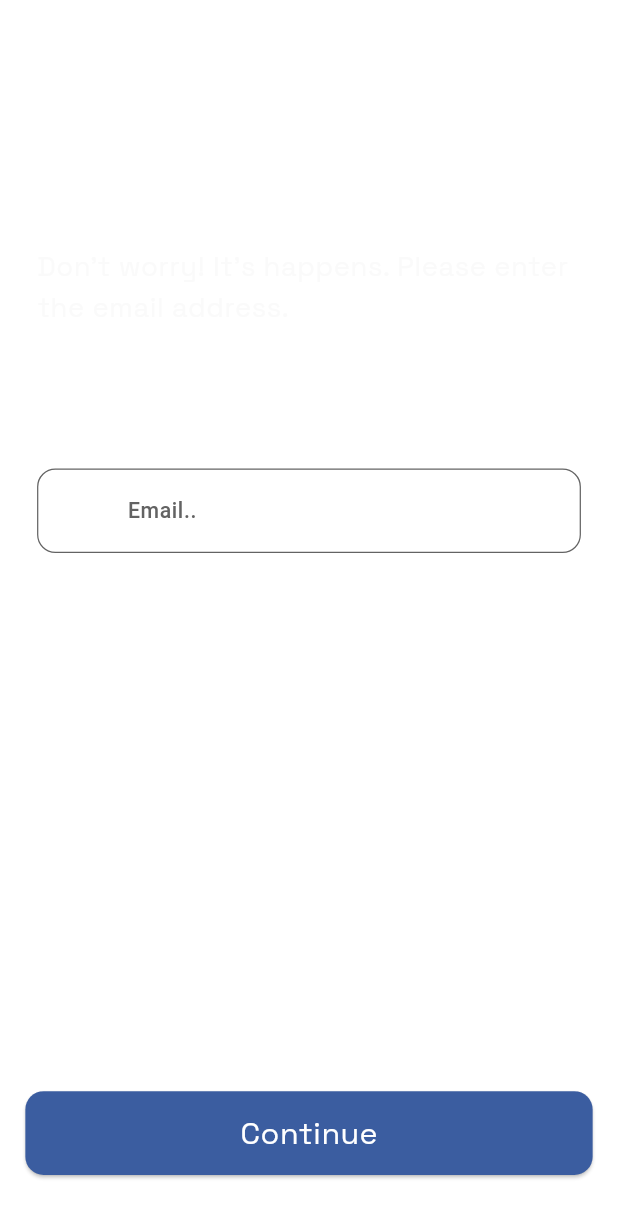
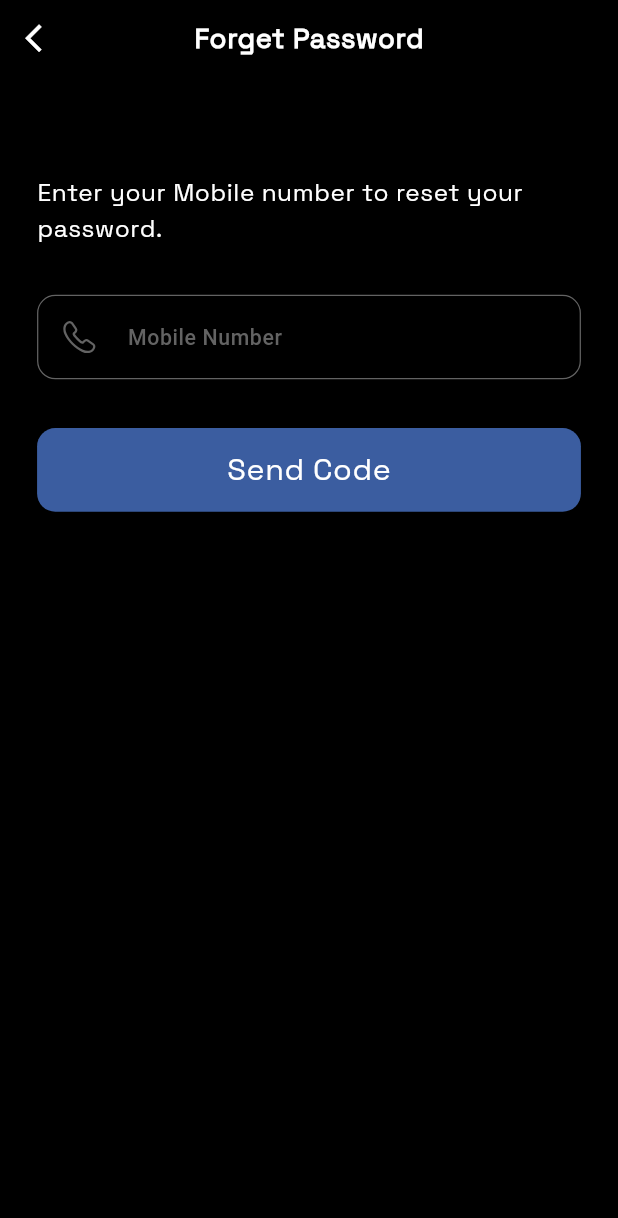
Before and after one commit to abdallah116294/Homaz, a Flutter app: the _LoginBody screen opened directly, after a tap on "Forget Password?", on a phone screen of 412 x 824 dp. Shown: the top 1218 px of the screen. Run offline on Flutter 3.47's test engine with Material 3 defaults, Android fonts, the phone set to English and light mode, and no system bars; our stand-ins replace bloc, cached_network_image, dio, flutter_bloc, flutter_native_splash, flutter_screenutil and 5 more; accounts and stored records are empty.

Commit message:
forgetpassword

```diff
--- a/lib/core/widgets/app_bar.dart
+++ b/lib/core/widgets/app_bar.dart
@@ -40,7 +40,7 @@ class CustomAppBar extends StatelessWidget implements PreferredSizeWidget {
       title: CustomText(
         text: text,
         color: textColor,
-        fontSize: 25.sp,
+        fontSize: 18.sp,
         fontWeight: FontWeight.w700,
       ),
       centerTitle: true,
--- /dev/null
+++ b/lib/features/forget_password/forget_pass_controllers.dart
@@ -0,0 +1,5 @@
+import 'package:flutter/material.dart';
+
+class ForgetPasswordControllers{
+final phoneController = TextEditingController();
+}
--- /dev/null
+++ b/lib/features/forget_password/forget_pass_views.dart
@@ -0,0 +1,151 @@
+import 'package:flutter/material.dart';
+import 'package:flutter/services.dart';
+import 'package:flutter_bloc/flutter_bloc.dart';
+import 'package:flutter_screenutil/flutter_screenutil.dart';
+import 'package:homez/core/theming/assets.dart';
+import 'package:homez/core/theming/colors.dart';
+import 'package:homez/core/widgets/app_bar.dart';
+import 'package:homez/core/widgets/custom_elevated.dart';
+import 'package:homez/core/widgets/custom_text.dart';
+import 'package:homez/core/widgets/custom_text_form_field.dart';
+import 'package:homez/core/widgets/snack_bar.dart';
+import 'package:homez/core/widgets/svg_icons.dart';
+import 'package:homez/features/forget_password/forget_password_cubit.dart';
+
+class ForgetPasswordViews extends StatelessWidget {
+  const ForgetPasswordViews({super.key});
+
+  @override
+  Widget build(BuildContext context) {
+    return BlocProvider(
+      create: (context) => ForgetPasswordCubit(),
+      child: ForgetPassBody(),
+    );
+  }
+}
+
+class ForgetPassBody extends StatelessWidget {
+  const ForgetPassBody({super.key});
+
+  @override
+  Widget build(BuildContext context) {
+    final cubit = BlocProvider.of<ForgetPasswordCubit>(context);
+
+    return Scaffold(
+      backgroundColor: ColorManager.bgColor,
+      appBar: CustomAppBar(
+          text: 'Forget Password',
+          backgroundColor: ColorManager.bgColor,
+          leadingColor: ColorManager.white,
+          textColor: ColorManager.white),
+      body: Padding(
+        padding: EdgeInsets.all(0.06.sw),
+        child: SingleChildScrollView(
+          child: Column(
+            children: [
+              40.verticalSpace,
+              CustomText(
+                maxLines: 2,
+                  text: 'Enter your Mobile number to reset your password.',
+                  color: ColorManager.white,
+                  fontWeight: FontWeight.w400,
+                  fontSize: 16.sp),
+              32.verticalSpace,
+              BlocBuilder<ForgetPasswordCubit, ForgetPasswordStates>(
+                builder: (context, state) {
+                  return _PhoneTextField(cubit: cubit);
+                },
+              ),
+              32.verticalSpace,
+              BlocBuilder<ForgetPasswordCubit, ForgetPasswordStates>(
+                builder: (context, state) {
+                  return _ForgetPasswordButton(cubit: cubit);
+                },
+              ),
+            ],
+          ),
+        ),
+      ),
+    );
+  }
+}
+
+class _PhoneTextField extends StatelessWidget {
+  const _PhoneTextField({required this.cubit});
+
+  final ForgetPasswordCubit cubit;
+
+  @override
+  Widget build(BuildContext context) {
+    return CustomTextFormField(
+      controller: cubit.controllers.phoneController,
+      keyboardType: TextInputType.phone,
+      inputFormatters: [FilteringTextInputFormatter.digitsOnly],
+      prefixIcon: Padding(
+        padding: EdgeInsets.all(0.0197.sh),
+        child: SvgIcon(
+          icon: AssetsStrings.phone,
+          height: 0.029.sh,
+          color: ColorManager.grey10,
+        ),
+      ),
+      hint: "Mobile Number",
+      validator: (value) {
+        if (value!.isEmpty) {
+          return "Please Enter Mobile Number !";
+        }
+        return null;
+      },
+    );
+  }
+}
+
+class _ForgetPasswordButton extends StatelessWidget {
+  const _ForgetPasswordButton({required this.cubit});
+
+  final ForgetPasswordCubit cubit;
+
+  @override
+  Widget build(BuildContext context) {
+    return BlocConsumer<ForgetPasswordCubit, ForgetPasswordStates>(
+      listener: (context, state) {
+        if (state is ForgetPasswordFailedState) {
+          showMessage(
+            message: state.msg,
+            color: ColorManager.red,
+          );
+        } else if (state is ErrorNetworkState) {
+          showMessage(
+            message: "No internet connection",
+            color: ColorManager.red,
+          );
+        } else if (state is ForgetPasswordSuccessState) {
+          // MagicRouter.navigateTo(
+          //   page: const NavBarView(),
+          //   withHistory: false,
+          // );
+        }
+      },
+      builder: (context, state) {
+        if (state is ForgetPasswordLoadingState) {
+          return Center(
+            child: CircularProgressIndicator(
+              color: ColorManager.mainColor,
+            ),
+          );
+        }
+        return CustomElevated(
+          text: "Send Code",
+          press: () {
+            // cubit.ForgetPassword();
+            // MagicRouter.navigateTo(
+            //   page: const NavBarView(),
+            //   withHistory: false,
+            // );
+          },
+          btnColor: ColorManager.mainColor,
+        );
+      },
+    );
+  }
+}
--- /dev/null
+++ b/lib/features/forget_password/forget_password_cubit.dart
@@ -0,0 +1,16 @@
+import 'package:bloc/bloc.dart';
+import 'package:flutter/material.dart';
+import 'package:homez/core/networking/dio_manager.dart';
+import 'package:homez/features/forget_password/forget_pass_controllers.dart';
+import 'package:logger/logger.dart';
+import 'package:meta/meta.dart';
+
+part 'forget_password_state.dart';
+
+class ForgetPasswordCubit extends Cubit<ForgetPasswordStates> {
+  ForgetPasswordCubit() : super(ForgetPasswordInitial());
+  final formKey = GlobalKey<FormState>();
+  final dioManager = DioManager();
+  final logger = Logger();
+  final controllers = ForgetPasswordControllers();
+}
--- /dev/null
+++ b/lib/features/forget_password/forget_password_state.dart
@@ -0,0 +1,17 @@
+part of 'forget_password_cubit.dart';
+
+@immutable
+abstract class ForgetPasswordStates {}
+
+class ForgetPasswordInitial extends ForgetPasswordStates {}
+class ForgetPasswordLoadingState extends ForgetPasswordStates {}
+
+class ForgetPasswordSuccessState extends ForgetPasswordStates {}
+
+class ErrorNetworkState extends ForgetPasswordStates {}
+
+class ForgetPasswordFailedState extends ForgetPasswordStates {
+  final String msg;
+
+  ForgetPasswordFailedState({required this.msg});
+}
--- a/lib/features/login/view.dart
+++ b/lib/features/login/view.dart
@@ -11,6 +11,7 @@ import 'package:homez/core/widgets/custom_text.dart';
 import 'package:homez/core/widgets/custom_text_form_field.dart';
 import 'package:homez/core/widgets/snack_bar.dart';
 import 'package:homez/core/widgets/svg_icons.dart';
+import 'package:homez/features/forget_password/forget_pass_views.dart';
 import 'package:homez/features/send_email/view.dart';
 
 import 'components/or_divider.dart';
@@ -183,7 +184,7 @@ class _RememberRowWidget extends StatelessWidget {
             TextButton(
               onPressed: () {
                 MagicRouter.navigateTo(
-                  page: const SendEmailView(),
+                  page: const ForgetPasswordViews(),
                 );
               },
               child: CustomText(
```
Also changed, not shown: pubspec.lock.
